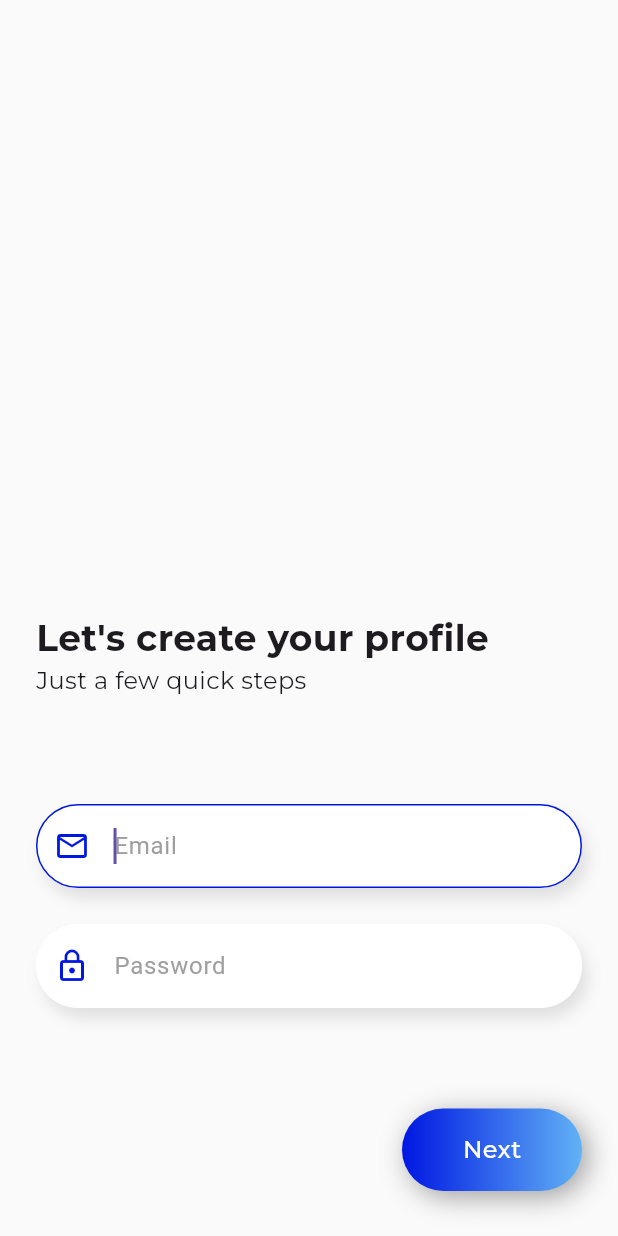
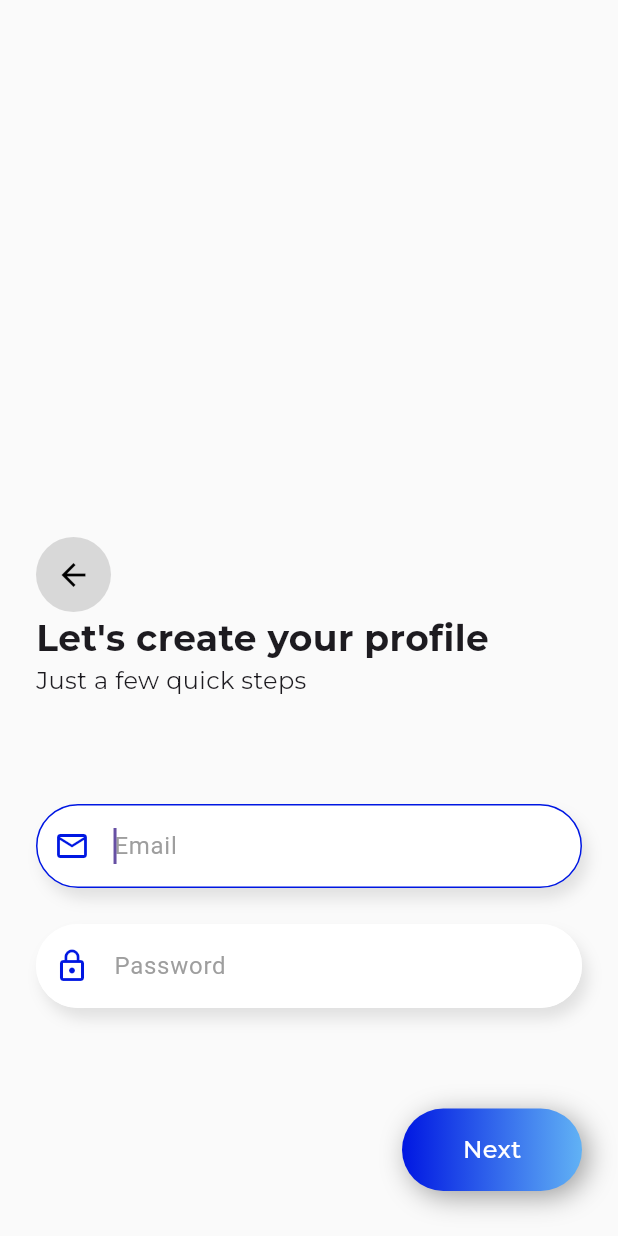
Before and after one commit to ryanemm/get_local, a Flutter app: the EmployerSignUp screen opened directly, on a phone screen of 412 x 824 dp. Run offline on Flutter 3.47's test engine with Material 3 defaults, Android fonts, the phone set to English and light mode, and no system bars; drawn by our look-alikes of loader_overlay; our stand-ins replace dotted_border, email_validator, file_picker, flutter_svg, flutter_toggle_tab, google_fonts and 3 more; missing offline and left inert: load_switch, scroll_to_hide; accounts and stored records are empty.

Commit message:
back button added to company sign up

```diff
--- a/lib/layouts/login/employer_sign_up.dart
+++ b/lib/layouts/login/employer_sign_up.dart
@@ -330,9 +330,29 @@ class _EmployerSignUpState extends State<EmployerSignUp> {
               Column(
                 crossAxisAlignment: CrossAxisAlignment.start,
                 children: [
-                  SizedBox(
-                    height: MediaQuery.of(context).size.height * 0.1,
-                  ),
+                      GestureDetector(
+                        onTap: () {
+                          print("Back button tapped");
+                          Navigator.pop(context);
+                        },
+                        child: Container(
+                          height: 50,
+                          width: 50,
+                          decoration: const BoxDecoration(
+                              borderRadius:
+                                  BorderRadius.all(Radius.circular(25)),
+                              color: Color.fromARGB(84, 148, 147, 147)),
+                          child: Center(
+                            child: Icon(
+                              Icons.arrow_back,
+                              color: Colors.black,
+                            ),
+                          ),
+                        ),
+                      ),
+                   Expanded(
+                    flex: 2,
+                    child: Container()),
                   Text(
                     "Let's create your profile",
                     style: GoogleFonts.montserrat(
@@ -399,7 +419,7 @@ class _EmployerSignUpState extends State<EmployerSignUp> {
                             ? currentIndex = currentIndex + 1
                             : () {};
                         signUpStage = stages[currentIndex];
-                        print("gradient button clicked");
+                        print("next button clicked");
                         print(currentIndex);
                       });
                     },
```
